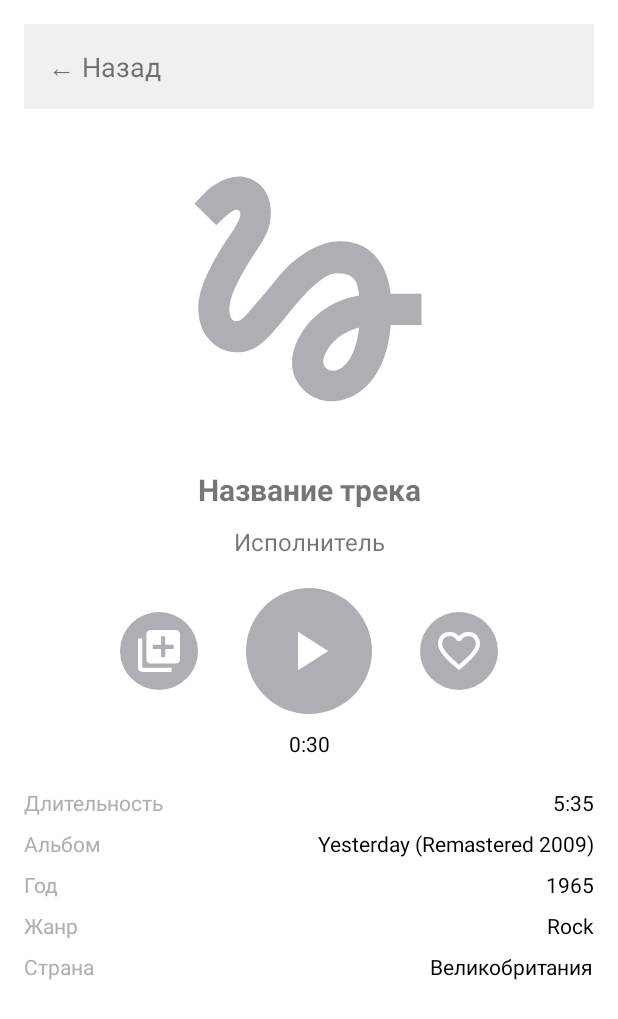
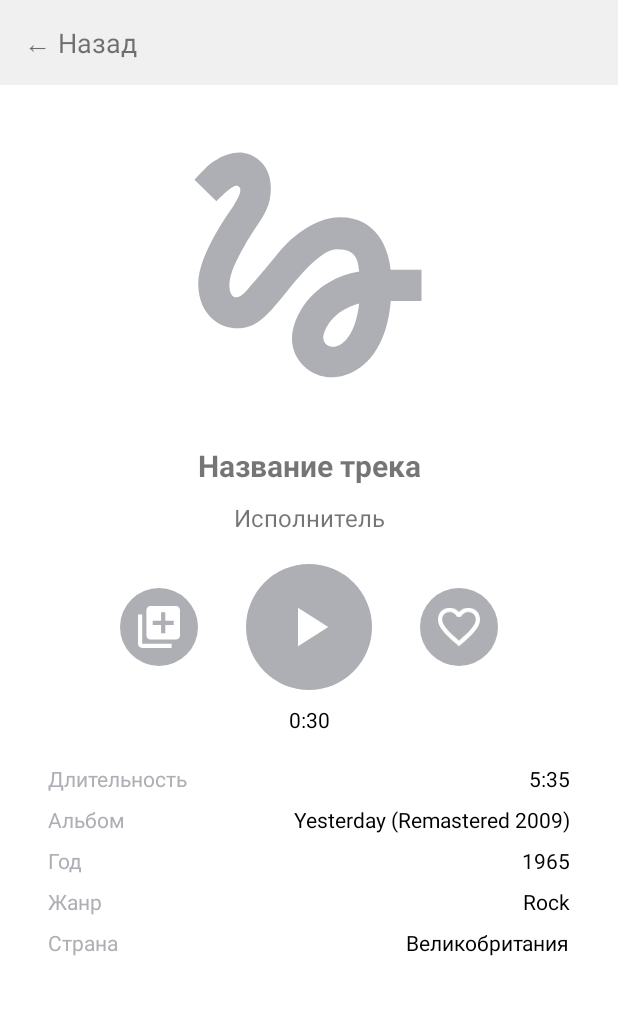
Before and after one commit to oven077/playlist_maker, an Android app: the AudioplayerActivity screen opened directly, with no data from a screen before it, on a phone screen of 412 x 824 dp. Shown: the top 1019 px of the screen. Run offline under Robolectric (Android 15) with nearby library versions, the phone set to English and light mode, and no system bars; pictures from the network do not load; 1 statement that could not run was skipped.

```diff
--- a/app/src/main/res/layout/activity_audioplayer.xml
+++ b/app/src/main/res/layout/activity_audioplayer.xml
@@ -2,8 +2,7 @@
 <androidx.constraintlayout.widget.ConstraintLayout xmlns:android="http://schemas.android.com/apk/res/android"
     xmlns:app="http://schemas.android.com/apk/res-auto"
     android:layout_width="match_parent"
-    android:layout_height="match_parent"
-    android:padding="16dp">
+    android:layout_height="match_parent">
 
     <TextView
         android:id="@+id/player_toolbar"
@@ -21,6 +20,7 @@
         android:layout_width="200dp"
         android:layout_height="200dp"
         android:layout_marginTop="20dp"
+        android:layout_marginHorizontal="32dp"
         android:src="@drawable/placeholder_512"
         app:layout_constraintTop_toBottomOf="@id/player_toolbar"
         app:layout_constraintStart_toStartOf="parent"
@@ -28,23 +28,27 @@
 
     <TextView
         android:id="@+id/trackName"
-        android:layout_width="wrap_content"
+        android:layout_width="0dp"
         android:layout_height="wrap_content"
         android:text="Название трека"
         android:textSize="20sp"
         android:textStyle="bold"
         android:layout_marginTop="20dp"
+        android:layout_marginHorizontal="32dp"
+        android:gravity="center"
         app:layout_constraintTop_toBottomOf="@id/track_icon"
         app:layout_constraintStart_toStartOf="parent"
         app:layout_constraintEnd_toEndOf="parent" />
 
     <TextView
         android:id="@+id/artistName"
-        android:layout_width="wrap_content"
+        android:layout_width="0dp"
         android:layout_height="wrap_content"
         android:text="Исполнитель"
         android:textSize="16sp"
         android:layout_marginTop="10dp"
+        android:layout_marginHorizontal="32dp"
+        android:gravity="center"
         app:layout_constraintTop_toBottomOf="@id/trackName"
         app:layout_constraintStart_toStartOf="parent"
         app:layout_constraintEnd_toEndOf="parent" />
@@ -52,9 +56,10 @@
     <!-- Кнопки управления -->
     <LinearLayout
         android:id="@+id/controls_layout"
-        android:layout_width="wrap_content"
+        android:layout_width="0dp"
         android:layout_height="wrap_content"
         android:layout_marginTop="20dp"
+        android:layout_marginHorizontal="32dp"
         android:orientation="horizontal"
         android:gravity="center"
         app:layout_constraintTop_toBottomOf="@id/artistName"
@@ -115,6 +120,7 @@
         android:layout_width="0dp"
         android:layout_height="wrap_content"
         android:layout_marginTop="20dp"
+        android:layout_marginHorizontal="32dp"
         android:orientation="vertical"
         app:layout_constraintTop_toBottomOf="@id/progress"
         app:layout_constraintStart_toStartOf="parent"
```
Also changed, not shown: app/src/main/java/com/example/playlistmaker/AudioplayerActivity.kt (+25 -2 lines), app/src/main/res/drawable/arrow_left.xml (added, +12 -0 lines).
